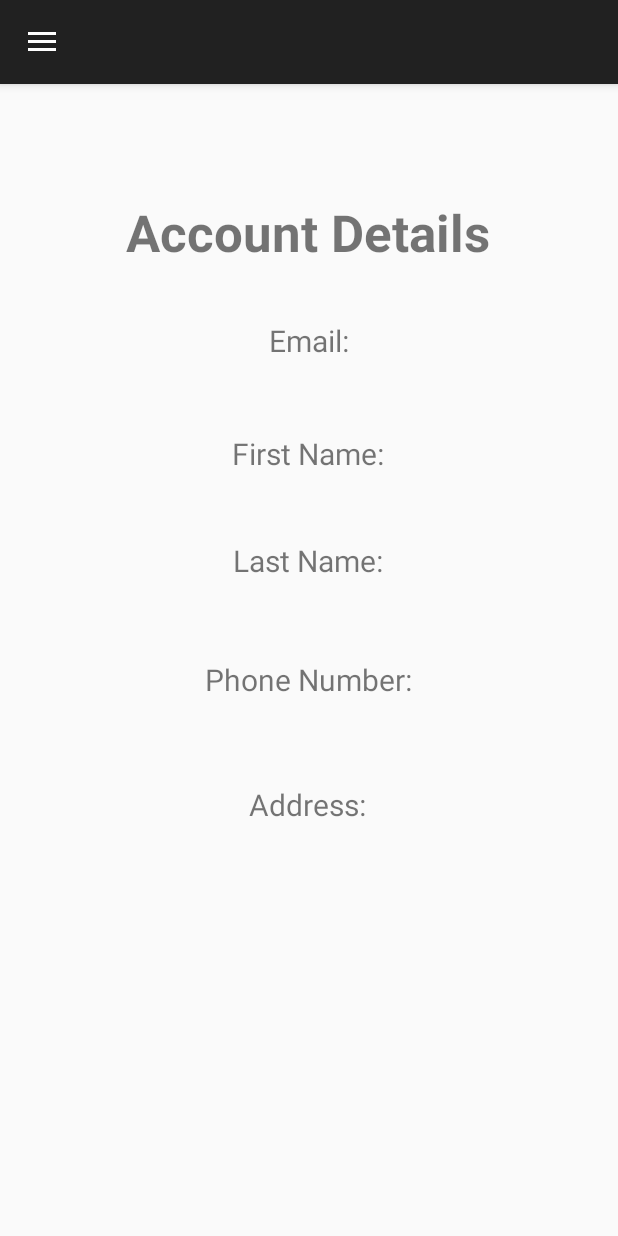
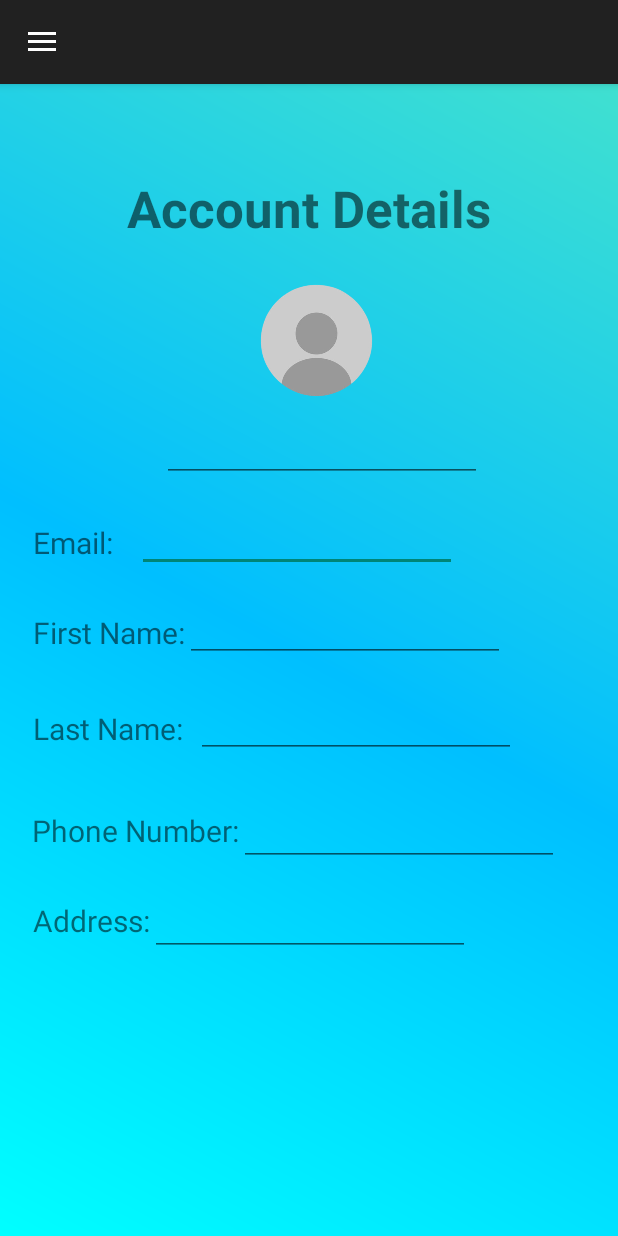
Before and after one commit to Ali-m99/Mobile-Programming-Project, an Android app: the MyAccount screen opened directly, with no data from a screen before it, on a phone screen of 412 x 824 dp. Run offline under Robolectric (Android 15) with nearby library versions, the phone set to English and light mode, and no system bars; our stand-ins replace Firebase (no records; nobody signed in at launch, a user with empty details on screens opened directly); Roboto replaces fonts that are not available here.

Commit message:
Updated edit function, multi-line comment, and UI updated

```diff
--- a/app/src/main/java/com/example/mobileprogrammingproject/AddJournal.java
+++ b/app/src/main/java/com/example/mobileprogrammingproject/AddJournal.java
@@ -40,6 +40,17 @@ public class AddJournal extends BaseActivity {
         journalTitle = findViewById(R.id.journal_title);
         journalBody = findViewById(R.id.journal_body);
 
+        // Check if we're in edit mode
+        String existingTitle = getIntent().getStringExtra("title");
+        String existingBody = getIntent().getStringExtra("body");
+        String existingJournalId = getIntent().getStringExtra("journalId");
+
+        if (existingTitle != null && existingBody != null) {
+            // We're in edit mode
+            journalTitle.setText(existingTitle);
+            journalBody.setText(existingBody);
+        }
+
         button.setOnClickListener(v -> {
             String title = journalTitle.getText().toString();
             String body = journalBody.getText().toString();
@@ -48,10 +59,16 @@ public class AddJournal extends BaseActivity {
                 toast = Toast.makeText(getApplicationContext(), "Title or body cannot be empty!", Toast.LENGTH_SHORT);
                 toast.show();
             } else {
-                saveJournalToDatabase(reference, title, body);
+                if (existingJournalId != null) {
+                    // We're in edit mode, so update the existing journal entry
+                    updateJournalEntry(reference, existingJournalId, title, body);
+                } else {
+                    // We're in add mode, so create a new journal entry
+                    saveJournalToDatabase(reference, title, body);
+                }
                 toast = Toast.makeText(getApplicationContext(), "Journal entry saved!", Toast.LENGTH_SHORT);
                 toast.show();
-                Intent intent = new Intent(this, BaseActivity.class);
+                Intent intent = new Intent(this, MainActivity.class);
                 startActivity(intent);
             }
         });
@@ -71,4 +88,14 @@ public class AddJournal extends BaseActivity {
             reference.child("journal").child(journalId).setValue(journalEntry);
         }
     }
+
+    private void updateJournalEntry(DatabaseReference reference, String journalId, String title, String body) {
+        // Map to hold the title and body
+        Map<String, String> journalEntry = new HashMap<>();
+        journalEntry.put("title", title);
+        journalEntry.put("body", body);
+
+        // Update the journal entry in the database under the existing ID
+        reference.child("journal").child(journalId).setValue(journalEntry);
+    }
 }
--- a/app/src/main/java/com/example/mobileprogrammingproject/JournalActivity.java
+++ b/app/src/main/java/com/example/mobileprogrammingproject/JournalActivity.java
@@ -1,5 +1,6 @@
 package com.example.mobileprogrammingproject;
 
+import android.content.Intent;
 import android.os.Bundle;
 import android.widget.Button;
 import android.widget.ScrollView;
@@ -43,6 +44,15 @@ public class JournalActivity extends  BaseActivity {
         journalTitle.setText(title);
         journalBody.setText(body);
 
+        editButton.setOnClickListener(v -> {
+            Intent intent = new Intent(this, AddJournal.class);
+            intent.putExtra("title", title);
+            intent.putExtra("body", body);
+            intent.putExtra("journalId", journalId);
+            startActivity(intent);
+        });
+
+
         // The delete button will delete the journal entry from the database and on success, take the user back to the MainActivity
         deleteButton.setOnClickListener(v -> {
             deleteJournalEntry(journalId);
@@ -50,9 +60,11 @@ public class JournalActivity extends  BaseActivity {
         });
     }
 
+
     private void deleteJournalEntry(String journalId) {
         // Get the journal entry from the database and remove it
         reference = FirebaseDatabase.getInstance().getReference("users").child(user.getUid()).child("data").child("journal");
         reference.child(journalId).removeValue();
     }
+
 }
--- a/app/src/main/res/layout/activity_addjournal.xml
+++ b/app/src/main/res/layout/activity_addjournal.xml
@@ -38,6 +38,7 @@
         android:text="@string/create_new_journal_entry"
         android:textColor="@color/black"
         android:textSize="34sp"
+        android:gravity="center"
         app:layout_constraintBottom_toBottomOf="parent"
         app:layout_constraintEnd_toEndOf="parent"
         app:layout_constraintStart_toStartOf="parent"
@@ -77,7 +78,7 @@
             android:layout_height="230dp"
             android:ems="10"
             android:hint="@string/journal_here"
-            android:inputType="text"
+            android:inputType="textMultiLine"
             android:textAlignment="center"
             app:layout_constraintBottom_toBottomOf="parent"
             app:layout_constraintEnd_toEndOf="parent"
--- a/app/src/main/res/layout/activity_myaccount.xml
+++ b/app/src/main/res/layout/activity_myaccount.xml
@@ -16,6 +16,7 @@
         android:layout_height="match_parent"
         android:orientation="vertical"
         android:gravity="center"
+        android:background="@drawable/background_register"
         tools:context=".MyAccount">
         <!-- UNCOMMENT THIS TO USE THE DESIGN FEATURE OTHERWISE YOU WONT SEE WHAT YOU'RE DRAGGING TO THE SCREEN -->
         <!-- COMMENT OUT THIS CONSTRAINT LAYOUT BEFORE RUNNING THE APP -->
@@ -34,12 +35,11 @@
         android:id="@+id/textView4"
         android:layout_width="wrap_content"
         android:layout_height="wrap_content"
-        android:layout_marginTop="76dp"
+        android:layout_marginTop="60dp"
         android:text="Account Details"
         android:textSize="34sp"
         android:textStyle="bold"
         app:layout_constraintEnd_toEndOf="parent"
-        app:layout_constraintHorizontal_bias="0.498"
         app:layout_constraintStart_toStartOf="parent"
         app:layout_constraintTop_toTopOf="parent" />
 
@@ -47,60 +47,144 @@
         android:id="@+id/textView5"
         android:layout_width="wrap_content"
         android:layout_height="wrap_content"
-        android:layout_marginTop="36dp"
+        android:layout_marginTop="292dp"
         android:text="Email:"
         android:textSize="20sp"
         app:layout_constraintEnd_toEndOf="parent"
+        app:layout_constraintHorizontal_bias="0.061"
         app:layout_constraintStart_toStartOf="parent"
-        app:layout_constraintTop_toBottomOf="@+id/textView4" />
+        app:layout_constraintTop_toTopOf="parent" />
 
     <TextView
         android:id="@+id/textView6"
         android:layout_width="wrap_content"
         android:layout_height="wrap_content"
-        android:layout_marginTop="48dp"
+        android:layout_marginTop="352dp"
         android:text="First Name:"
         android:textSize="20sp"
         app:layout_constraintEnd_toEndOf="parent"
-        app:layout_constraintHorizontal_bias="0.498"
+        app:layout_constraintHorizontal_bias="0.071"
         app:layout_constraintStart_toStartOf="parent"
-        app:layout_constraintTop_toBottomOf="@+id/textView5" />
+        app:layout_constraintTop_toTopOf="parent" />
 
     <TextView
         android:id="@+id/textView7"
         android:layout_width="wrap_content"
         android:layout_height="wrap_content"
-        android:layout_marginTop="44dp"
+        android:layout_marginTop="416dp"
         android:text="Last Name:"
         android:textSize="20sp"
         app:layout_constraintEnd_toEndOf="parent"
-        app:layout_constraintHorizontal_bias="0.498"
+        app:layout_constraintHorizontal_bias="0.071"
         app:layout_constraintStart_toStartOf="parent"
-        app:layout_constraintTop_toBottomOf="@+id/textView6" />
+        app:layout_constraintTop_toTopOf="parent" />
 
     <TextView
         android:id="@+id/textView8"
         android:layout_width="wrap_content"
         android:layout_height="wrap_content"
-        android:layout_marginTop="52dp"
+        android:layout_marginTop="484dp"
         android:text="Phone Number:"
         android:textSize="20sp"
         app:layout_constraintEnd_toEndOf="parent"
-        app:layout_constraintHorizontal_bias="0.498"
+        app:layout_constraintHorizontal_bias="0.077"
         app:layout_constraintStart_toStartOf="parent"
-        app:layout_constraintTop_toBottomOf="@+id/textView7" />
+        app:layout_constraintTop_toTopOf="parent" />
 
     <TextView
         android:id="@+id/textView9"
         android:layout_width="wrap_content"
         android:layout_height="wrap_content"
-        android:layout_marginTop="56dp"
+        android:layout_marginTop="544dp"
         android:text="Address:"
         android:textSize="20sp"
         app:layout_constraintEnd_toEndOf="parent"
-        app:layout_constraintHorizontal_bias="0.498"
+        app:layout_constraintHorizontal_bias="0.066"
         app:layout_constraintStart_toStartOf="parent"
-        app:layout_constraintTop_toBottomOf="@+id/textView8" />
+        app:layout_constraintTop_toTopOf="parent" />
+
+    <EditText
+        android:id="@+id/email_details"
+        android:layout_width="wrap_content"
+        android:layout_height="wrap_content"
+        android:layout_marginStart="16dp"
+        android:layout_marginTop="280dp"
+        android:ems="10"
+        android:inputType="text"
+        app:layout_constraintEnd_toEndOf="parent"
+        app:layout_constraintHorizontal_bias="0.0"
+        app:layout_constraintStart_toEndOf="@+id/textView5"
+        app:layout_constraintTop_toTopOf="parent" />
+
+    <EditText
+        android:id="@+id/firstName_details"
+        android:layout_width="wrap_content"
+        android:layout_height="wrap_content"
+        android:layout_marginTop="340dp"
+        android:ems="10"
+        android:inputType="text"
+        app:layout_constraintEnd_toEndOf="parent"
+        app:layout_constraintHorizontal_bias="0.0"
+        app:layout_constraintStart_toEndOf="@+id/textView6"
+        app:layout_constraintTop_toTopOf="parent" />
+
+    <EditText
+        android:id="@+id/lastName_details"
+        android:layout_width="wrap_content"
+        android:layout_height="wrap_content"
+        android:layout_marginTop="404dp"
+        android:ems="10"
+        android:inputType="text"
+        app:layout_constraintEnd_toEndOf="parent"
+        app:layout_constraintHorizontal_bias="0.116"
+        app:layout_constraintStart_toEndOf="@+id/textView7"
+        app:layout_constraintTop_toTopOf="parent" />
+
+    <EditText
+        android:id="@+id/phoneNumber_details"
+        android:layout_width="wrap_content"
+        android:layout_height="wrap_content"
+        android:layout_marginTop="476dp"
+        android:ems="10"
+        android:inputType="text"
+        app:layout_constraintEnd_toEndOf="parent"
+        app:layout_constraintHorizontal_bias="0.0"
+        app:layout_constraintStart_toEndOf="@+id/textView8"
+        app:layout_constraintTop_toTopOf="parent" />
+
+    <EditText
+        android:id="@+id/address_details"
+        android:layout_width="wrap_content"
+        android:layout_height="wrap_content"
+        android:layout_marginTop="536dp"
+        android:ems="10"
+        android:inputType="text"
+        app:layout_constraintEnd_toEndOf="parent"
+        app:layout_constraintHorizontal_bias="0.0"
+        app:layout_constraintStart_toEndOf="@+id/textView9"
+        app:layout_constraintTop_toTopOf="parent" />
+
+    <ImageView
+        android:id="@+id/imageView"
+        android:layout_width="231dp"
+        android:layout_height="99dp"
+        android:layout_marginTop="16dp"
+        app:layout_constraintEnd_toEndOf="parent"
+        app:layout_constraintHorizontal_bias="0.527"
+        app:layout_constraintStart_toStartOf="parent"
+        app:layout_constraintTop_toBottomOf="@+id/textView4"
+        app:srcCompat="@drawable/profile" />
+
+    <EditText
+        android:layout_width="wrap_content"
+        android:layout_height="wrap_content"
+        android:layout_marginTop="220dp"
+        android:ems="10"
+        android:inputType="text"
+        app:layout_constraintEnd_toEndOf="parent"
+        app:layout_constraintHorizontal_bias="0.542"
+        app:layout_constraintStart_toStartOf="parent"
+        app:layout_constraintTop_toTopOf="parent" />
 </androidx.constraintlayout.widget.ConstraintLayout>
 
     <!-- COMMENT THIS BLOCK TO USE THE DESIGN FEATURE -->
```
Also changed, not shown: app/src/main/res/drawable/profile.png (added).
